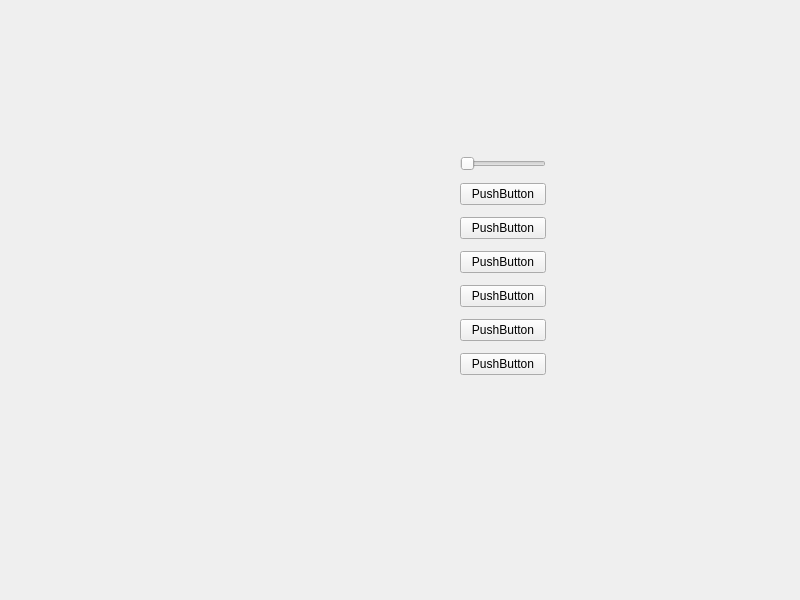
First picture: the form in mainwindow.ui, repository Juliuszz666/Pacman-CPP, before the edit.
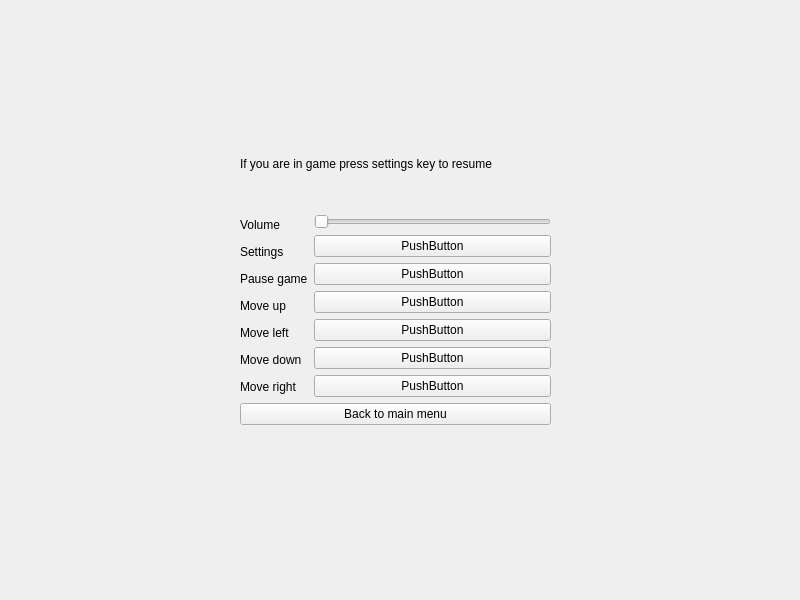
Second picture: the form after the edit.

Commit message: some gpt written stylesheet and whole layout for settings page ready

What changed in the file:
```diff
--- a/mainwindow.ui
+++ b/mainwindow.ui
@@ -13,6 +13,9 @@
   <property name="windowTitle">
    <string>MainWindow</string>
   </property>
+  <property name="styleSheet">
+   <string notr="true">stylesheet.qss</string>
+  </property>
   <widget class="QWidget" name="centralwidget">
    <widget class="QStackedWidget" name="stackedWidget">
     <property name="geometry">
@@ -23,6 +26,15 @@
       <height>601</height>
      </rect>
     </property>
+    <property name="cursor">
+     <cursorShape>ArrowCursor</cursorShape>
+    </property>
+    <property name="styleSheet">
+     <string notr="true"/>
+    </property>
+    <property name="frameShape">
+     <enum>QFrame::NoFrame</enum>
+    </property>
     <property name="currentIndex">
      <number>1</number>
     </property>
@@ -39,77 +51,182 @@
      </widget>
     </widget>
     <widget class="QWidget" name="settings_page">
-     <widget class="QLabel" name="label">
+     <widget class="QWidget" name="">
       <property name="geometry">
        <rect>
-        <x>230</x>
-        <y>270</y>
-        <width>63</width>
-        <height>20</height>
+        <x>240</x>
+        <y>120</y>
+        <width>311</width>
+        <height>305</height>
        </rect>
       </property>
+      <layout class="QVBoxLayout" name="settings_page_layout">
+       <item>
+        <widget class="QLabel" name="resumeLabel">
       <property name="text">
+          <string>If you are in game press settings key to resume</string>
+         </property>
+        </widget>
+       </item>
+       <item>
+        <layout class="QVBoxLayout" name="setttings_page_sublayout">
+         <item>
+          <layout class="QHBoxLayout" name="settingsLayout">
+           <item>
+            <layout class="QVBoxLayout" name="settingsLabelLayout">
+             <item>
+              <widget class="QLabel" name="volume">
+               <property name="text">
+                <string>Volume</string>
+               </property>
+              </widget>
+             </item>
+             <item>
+              <widget class="QLabel" name="settings">
+               <property name="text">
+                <string>Settings</string>
+               </property>
+              </widget>
+             </item>
+             <item>
+              <widget class="QLabel" name="pause">
+               <property name="text">
+                <string>Pause game</string>
+               </property>
+              </widget>
+             </item>
+             <item>
+              <widget class="QLabel" name="mvUp">
+               <property name="text">
+                <string>Move up</string>
+               </property>
+              </widget>
+             </item>
+             <item>
+              <widget class="QLabel" name="mvLeft">
+               <property name="text">
+                <string>Move left</string>
+               </property>
+              </widget>
+             </item>
+             <item>
+              <widget class="QLabel" name="mvDown">
+               <property name="text">
+                <string>Move down</string>
+               </property>
+              </widget>
+             </item>
+             <item>
+              <widget class="QLabel" name="mvRight">
+               <property name="text">
+                <string>Move right</string>
+               </property>
+              </widget>
+             </item>
+            </layout>
+           </item>
+           <item>
+            <layout class="QVBoxLayout" name="settingsButtonsLayout">
+             <item>
+              <widget class="QSlider" name="volumeSLider">
+               <property name="styleSheet">
        <string/>
       </property>
-     </widget>
-     <widget class="QWidget" name="layoutWidget">
-      <property name="geometry">
-       <rect>
-        <x>460</x>
-        <y>150</y>
-        <width>86</width>
-        <height>236</height>
-       </rect>
-      </property>
-      <layout class="QVBoxLayout" name="verticalLayout_2">
-       <item>
-        <widget class="QSlider" name="horizontalSlider_2">
          <property name="orientation">
           <enum>Qt::Horizontal</enum>
          </property>
         </widget>
        </item>
        <item>
-        <widget class="QPushButton" name="pushButton_7">
+              <widget class="QPushButton" name="settingsBinder">
+               <property name="cursor">
+                <cursorShape>OpenHandCursor</cursorShape>
+               </property>
+               <property name="styleSheet">
+                <string/>
+               </property>
          <property name="text">
           <string>PushButton</string>
          </property>
         </widget>
        </item>
        <item>
-        <widget class="QPushButton" name="pushButton_8">
+              <widget class="QPushButton" name="pauseBinder">
+               <property name="cursor">
+                <cursorShape>OpenHandCursor</cursorShape>
+               </property>
+               <property name="styleSheet">
+                <string/>
+               </property>
          <property name="text">
           <string>PushButton</string>
          </property>
         </widget>
        </item>
        <item>
-        <widget class="QPushButton" name="pushButton_9">
+              <widget class="QPushButton" name="mvUpBinder">
+               <property name="cursor">
+                <cursorShape>OpenHandCursor</cursorShape>
+               </property>
+               <property name="styleSheet">
+                <string/>
+               </property>
          <property name="text">
           <string>PushButton</string>
          </property>
         </widget>
        </item>
        <item>
-        <widget class="QPushButton" name="pushButton_10">
+              <widget class="QPushButton" name="mvLeftBinder">
+               <property name="cursor">
+                <cursorShape>OpenHandCursor</cursorShape>
+               </property>
+               <property name="styleSheet">
+                <string/>
+               </property>
          <property name="text">
           <string>PushButton</string>
          </property>
         </widget>
        </item>
        <item>
-        <widget class="QPushButton" name="pushButton_11">
+              <widget class="QPushButton" name="mvDownBinder">
+               <property name="cursor">
+                <cursorShape>OpenHandCursor</cursorShape>
+               </property>
+               <property name="styleSheet">
+                <string notr="true"/>
+               </property>
          <property name="text">
           <string>PushButton</string>
          </property>
         </widget>
        </item>
        <item>
-        <widget class="QPushButton" name="pushButton_12">
+              <widget class="QPushButton" name="mvRightBinder">
+               <property name="cursor">
+                <cursorShape>ArrowCursor</cursorShape>
+               </property>
+               <property name="styleSheet">
+                <string/>
+               </property>
          <property name="text">
           <string>PushButton</string>
          </property>
         </widget>
+             </item>
+            </layout>
+           </item>
+          </layout>
+         </item>
+         <item>
+          <widget class="QPushButton" name="backButton">
+           <property name="text">
+            <string>Back to main menu</string>
+           </property>
+          </widget>
+         </item>
+        </layout>
        </item>
       </layout>
      </widget>
```
Left out of the diff: 3 changed lines with no effect on the pictures. Lines whose indentation alone changed are shown as unchanged. The commit also changes 4 other files.
